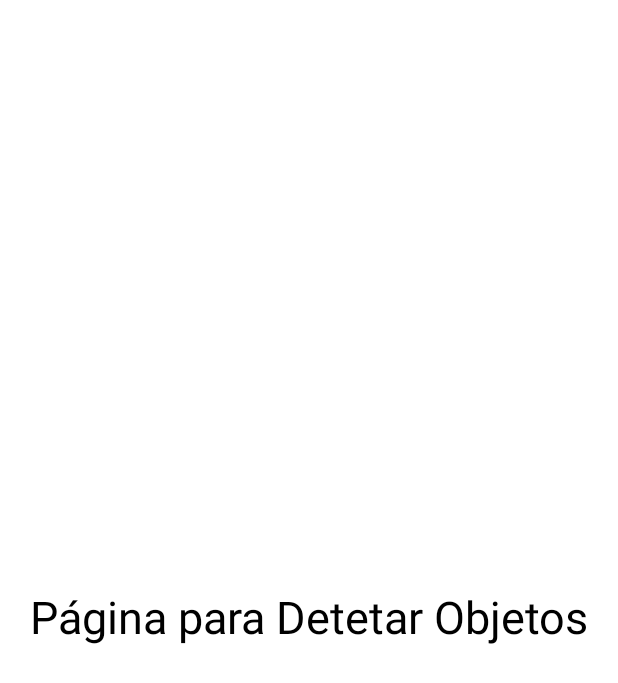
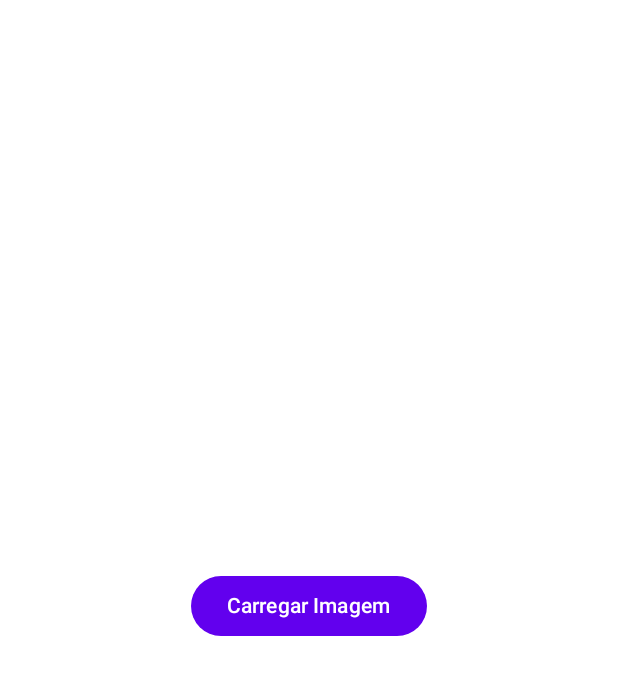
Before and after one commit to FilipaTista/ProjetoCM2, an Android app built with Jetpack Compose: the DetectObjectsPage screen opened through its navigation route, on a phone screen of 412 x 824 dp. Shown: the top 683 px of the screen. Run offline under Robolectric (Android 15) with nearby library versions, the phone set to English and light mode, and no system bars.

Commit message:
adiçoes

```diff
--- a/NutriApp3/app/src/main/java/com/filipaeanibal/nutriapp3/screens/DetectObjectsPage.kt
+++ b/NutriApp3/app/src/main/java/com/filipaeanibal/nutriapp3/screens/DetectObjectsPage.kt
@@ -6,9 +6,22 @@ import androidx.compose.runtime.Composable
 import androidx.compose.ui.Alignment
 import androidx.compose.ui.Modifier
 import androidx.compose.ui.unit.dp
+import android.graphics.Bitmap
+import androidx.compose.runtime.*
+import androidx.compose.ui.graphics.asImageBitmap
+import androidx.activity.compose.rememberLauncherForActivityResult
+import androidx.activity.result.contract.ActivityResultContracts
+import androidx.compose.foundation.Image
+
 
 @Composable
 fun DetectObjectsPage() {
+    var bitmap by remember { mutableStateOf<Bitmap?>(null) }
+    val launcher = rememberLauncherForActivityResult(ActivityResultContracts.GetContent()) { uri ->
+        uri?.let {
+            // process image (e.g., convert to Bitmap and use ML Kit for detection)
+        }
+    }
     Surface(
         modifier = Modifier.fillMaxSize(),
         color = MaterialTheme.colorScheme.background
@@ -18,7 +31,17 @@ fun DetectObjectsPage() {
             verticalArrangement = Arrangement.Center,
             horizontalAlignment = Alignment.CenterHorizontally
         ) {
-            Text(text = "Página para Detetar Objetos", style = MaterialTheme.typography.headlineMedium)
+            Button(onClick = { launcher.launch("image/*") }) {
+                Text("Carregar Imagem")
+            }
+            Spacer(modifier = Modifier.height(16.dp))
+            bitmap?.let {
+                Image(
+                    bitmap = it.asImageBitmap(),
+                    contentDescription = null,
+                    modifier = Modifier.size(200.dp)
+                )
+            }
         }
     }
 }
--- a/NutriApp3/build.gradle.kts
+++ b/NutriApp3/build.gradle.kts
@@ -2,4 +2,5 @@
 plugins {
     alias(libs.plugins.android.application) apply false
     alias(libs.plugins.kotlin.android) apply false
+    id("com.google.gms.google-services") version "4.4.2" apply false
 }
```
Also changed, not shown: NutriApp3/app/build.gradle.kts (+6 -1 lines), NutriApp3/app/src/main/AndroidManifest.xml (+10 -0 lines), NutriApp3/gradle/libs.versions.toml (+7 -0 lines).
